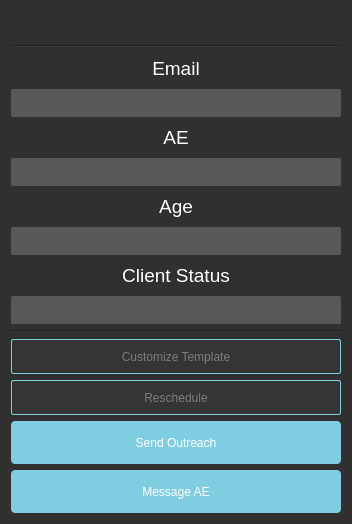
Old version of the form client_info.ui in the repository caiocardoso28/redesigned_app.
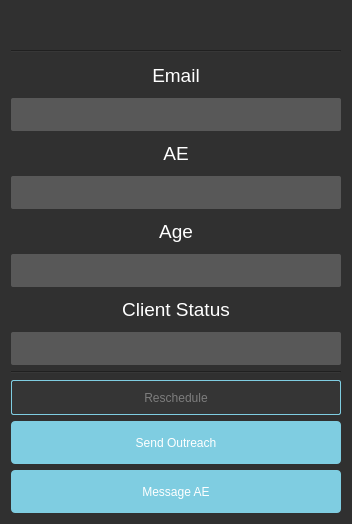
New version of the form.

Commit message: Added functionality to display recent emails from clients

What changed in the file:
```diff
--- a/client_info.ui
+++ b/client_info.ui
@@ -398,40 +398,6 @@
      </property>
     </widget>
    </item>
-   <item>
-    <widget class="QPushButton" name="pushButton_3">
-     <property name="styleSheet">
-      <string notr="true">QPushButton {
-    background-color: rgb(53, 53, 53);
-    color: rgb(125, 125, 125);
-    border: 1px solid #7fcde1;
-    border-radius: 2px;
-    padding: 4px;
-    font: 10pt &quot;Arial&quot;;
-    height: 25px;
-    
-    
-    
-}
-
-/* Add a hover effect to buttons */
-QPushButton:hover {
-    background: rgb(71, 71, 71);
-    font: rgb(204, 204, 204);
-    color: #ffffff
-}
-
-/* Add a pressed effect to buttons */
-QPushButton:pressed {
-    background: qlineargradient(x1: 0, y1: 0, x2: 0, y2: 1,
-    stop: 0 #ff9d00, stop: 1 #ffb900);
-}</string>
-     </property>
-     <property name="text">
-      <string>Customize Template</string>
-     </property>
-    </widget>
-   </item>
    <item>
     <widget class="QPushButton" name="pushButton_4">
      <property name="styleSheet">
```
The commit also changes 3 other files.
